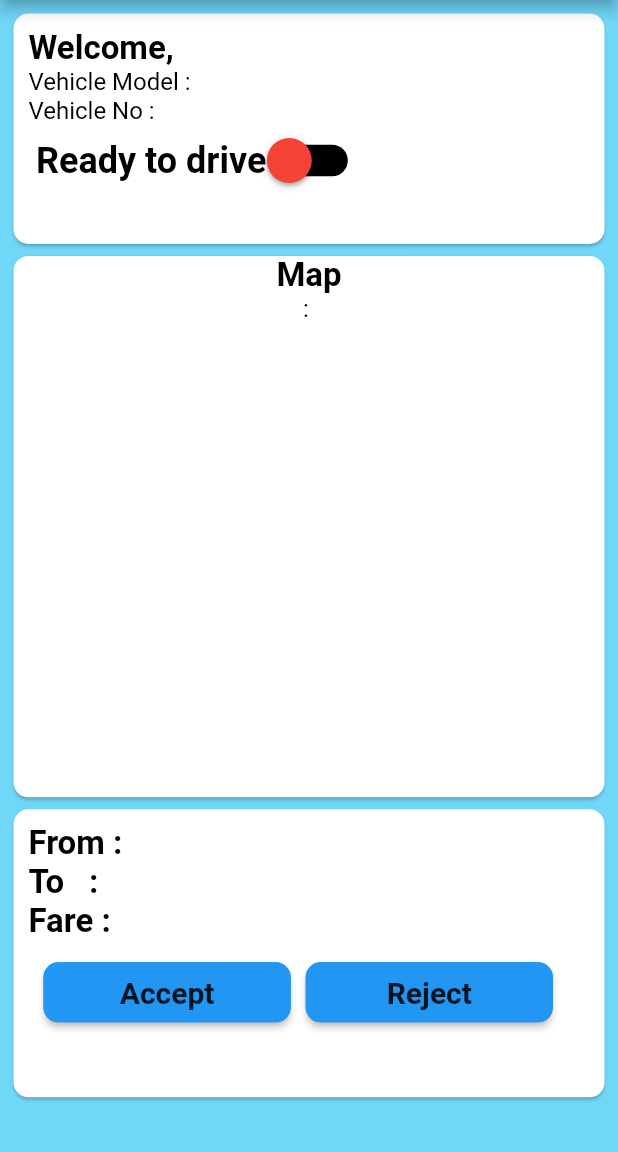
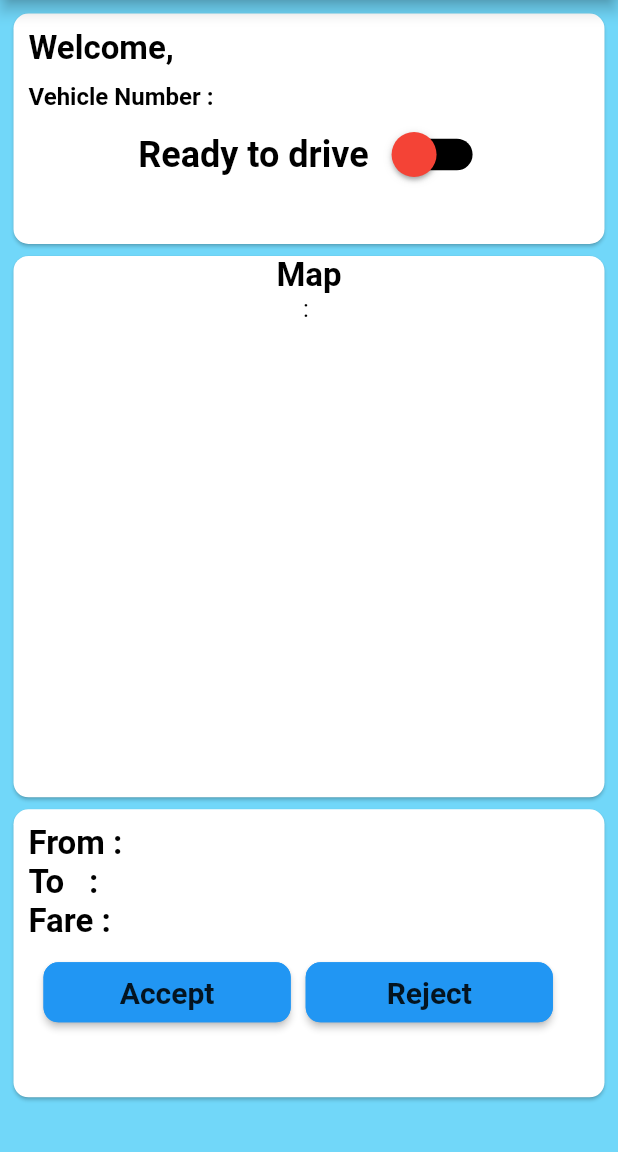
Before and after one commit to subinninan321/r456, a Flutter app: the dashboard screen opened directly, on a phone screen of 412 x 824 dp, the part 84-1236 px from its top. Run offline on Flutter 3.47's test engine with Material 2 defaults, Android fonts, the phone set to English and light mode, and no system bars; our stand-ins replace firebase_auth, firebase_core, firebase_database, fluttertoast; accounts and stored records are empty; network calls fail.

```diff
--- a/lib/appFunctions.dart
+++ b/lib/appFunctions.dart
@@ -20,6 +20,8 @@ class appFunctions {
 
   Widget inputField({
     label,
+    ctrl,
+    keyType =TextInputType.text,
     obs = false,
   }) {
     return Column(
@@ -38,6 +40,8 @@ class appFunctions {
         ),
         TextField(
           obscureText: obs,
+          keyboardType: keyType,
+          controller: ctrl,
           decoration: const InputDecoration(
             contentPadding: EdgeInsets.symmetric(vertical: 0, horizontal: 10),
             enabledBorder: OutlineInputBorder(
--- a/lib/dashboard.dart
+++ b/lib/dashboard.dart
@@ -46,9 +46,10 @@ class _dashboardState extends State<dashboard> {
           color: Color(0xb337c8f8),
           padding: const EdgeInsets.symmetric(horizontal: 5,vertical: 5),
           width: double.infinity,
+          height: conHeight,
           child: Column(
-           // mainAxisAlignment: MainAxisAlignment.spaceEvenly,
-
+           mainAxisAlignment: MainAxisAlignment.start,
+            crossAxisAlignment: CrossAxisAlignment.start,
             children: <Widget>[
               Card(
                 color: const Color(0xffffffff),
@@ -72,44 +73,36 @@ class _dashboardState extends State<dashboard> {
                           color: Colors.black,
                         ),
                       ),
-                      const Text("Vehicle Model : ",
+                      const SizedBox(height: 5,),
+
+                      const SizedBox(height: 5,),
+                      const Text("Vehicle Number : ",
                       textAlign: TextAlign.left,
                       style: TextStyle(
                         fontSize: 16,
+                        fontWeight: FontWeight.w600,
                         color: Colors.black,
                       ),
                       ),
-                      const Text("Vehicle No : ",
-                      textAlign: TextAlign.left,
-                      style: TextStyle(
-                        fontSize: 16,
-                        color: Colors.black,
-                      ),
-                      ),
-                      Container(
-                        padding:const EdgeInsets.only(left: 5),
+                      const SizedBox(height: 5,),
+                      Center(
                         child: Row(
                         crossAxisAlignment: CrossAxisAlignment.center,
-                        mainAxisAlignment: MainAxisAlignment.spaceAround,
+                        mainAxisAlignment: MainAxisAlignment.spaceEvenly,
                         mainAxisSize: MainAxisSize.min,
                         children: <Widget> [
-
-                            Column(
-                              children: const [
-                                Text("Ready to drive",
-                                  textAlign: TextAlign.start,
+                          const Text("Ready to drive",
+                            textAlign: TextAlign.end,
                             style: TextStyle(
                                 fontSize: 24,
                                 color: Colors.black,
                                 fontWeight: FontWeight.bold
                             ),
                           ),
-                              ],
-                            ),
-                          Column(
-                              children: [
-                                statusSwitch(),
-                              ],
+                          const SizedBox(width: 15,),
+                          Align(
+                            alignment: Alignment.centerRight,
+                            child: Center(child: statusSwitch()),
                           ),
                           ],
                         ),
@@ -221,7 +214,7 @@ class _dashboardState extends State<dashboard> {
                               ),
                             ),
 
-                            SizedBox(width: 10,),
+                            const SizedBox(width: 10,),
                             MaterialButton(
                               color: Colors.blue,
                               minWidth: queryData.size.width*0.4,
--- a/pubspec.yaml
+++ b/pubspec.yaml
@@ -30,6 +30,8 @@ dependencies:
   flutter:
     sdk: flutter
   firebase_core: ^1.18.0
+  firebase_auth: ^3.4.2
+  firebase_database: ^9.0.19
   animated_text_kit: ^4.2.2 #for text
 
   # The following adds the Cupertino Icons font to your application.
```
Also changed, not shown: lib/DriverLogin.dart (+42 -4 lines), lib/DriverRegCon.dart (+23 -8 lines), lib/NavPanel.dart (+7 -2 lines), lib/databaseoperations.dart (added, +35 -0 lines), lib/main.dart (+9 -2 lines), pubspec.lock, 5 other files. Lines whose indentation alone changed are shown as unchanged.
